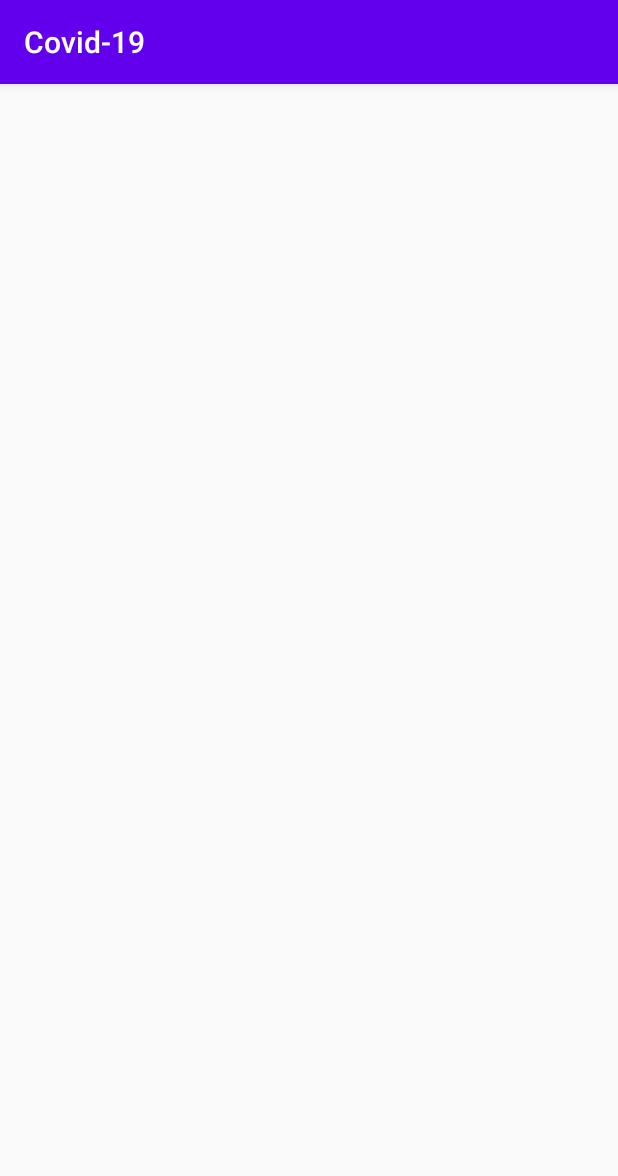
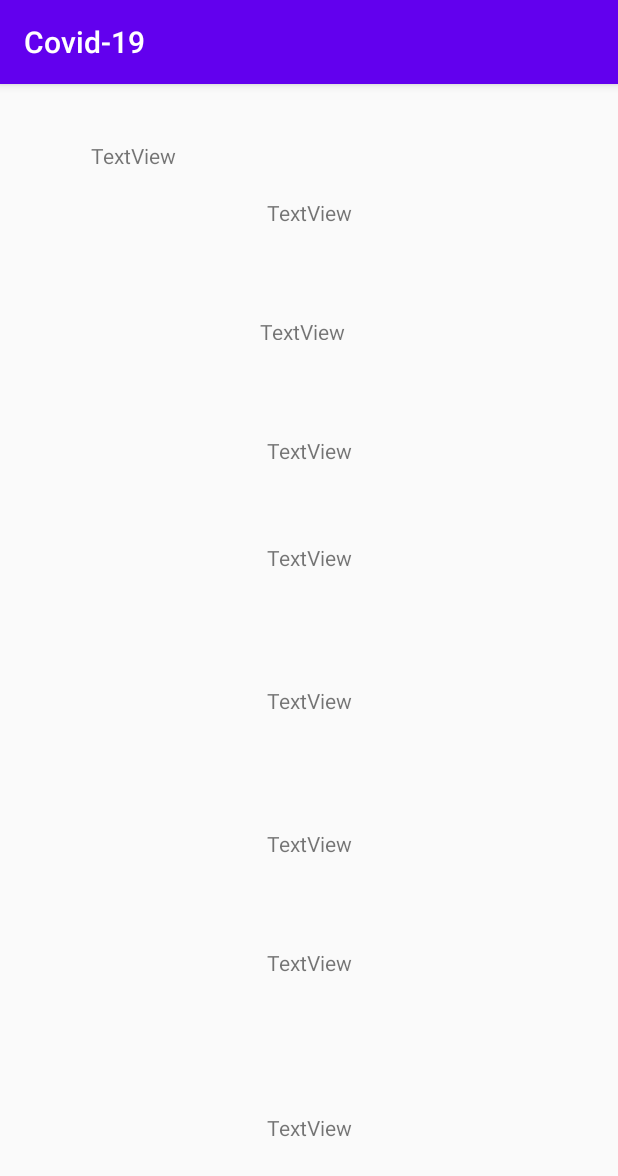
Before and after one commit to MarieDouguet/Android3A, an Android app: the DetailCountry_Activity screen opened directly, with no data from a screen before it, on a phone screen of 412 x 824 dp. Shown: the top 1176 px of the screen. Run offline under Robolectric (Android 15) with nearby library versions, the phone set to English and light mode, and no system bars.

Commit message:
text view détails liste

```diff
--- a/app/src/main/java/com/example/android3a/Global.java
+++ b/app/src/main/java/com/example/android3a/Global.java
@@ -1,4 +1,7 @@
 package com.example.android3a;
+
+import java.text.SimpleDateFormat;
+import java.util.Date;
 
 public class Global {
 
@@ -8,6 +11,7 @@ public class Global {
     private Integer TotalDeaths;
     private Integer NewRecovered;
     private Integer TotalRecovered;
+    Date date = new Date();
 
 
     public String getNewConfirmed() {
@@ -38,4 +42,12 @@ public class Global {
 
         return "Total recovered people : " + TotalRecovered + " people";
     }
+
+
+
+    public String getDate() {
+        SimpleDateFormat formatter = new SimpleDateFormat("yyyy-MM-dd hh:mm:ss");
+        String dtStr = formatter.format(date);
+        return "Updated at : " + dtStr;
+    }
 }
--- a/app/src/main/java/com/example/android3a/globalFigures.java
+++ b/app/src/main/java/com/example/android3a/globalFigures.java
@@ -21,6 +21,8 @@ import android.widget.Toast;
 import com.google.gson.Gson;
 import com.google.gson.GsonBuilder;
 import com.google.gson.reflect.TypeToken;
+
+import org.w3c.dom.Text;
 
 import java.lang.reflect.Type;
 import java.util.List;
@@ -46,6 +48,8 @@ public class globalFigures extends AppCompatActivity {
     private TextView Text5;
     private TextView Text6;
     private TextView Text7;
+    private TextView Text8;
+
     private AdapterView adapter;
 
 
@@ -96,6 +100,7 @@ public class globalFigures extends AppCompatActivity {
         Text5 = (TextView) findViewById(R.id.textView5);
         Text6 = (TextView) findViewById(R.id.textView6);
         Text7 = (TextView) findViewById(R.id.textView7);
+        Text8 = (TextView) findViewById(R.id.textView8);
 
         Text2.setText(global.getNewConfirmed()+"");
         Text3.setText(global.getNewDeaths()+"");
@@ -103,6 +108,7 @@ public class globalFigures extends AppCompatActivity {
         Text5.setText(global.getTotalConfirmed()+"");
         Text6.setText(global.getTotalDeaths()+"");
         Text7.setText(global.getTotalRecovered()+"");
+        Text8.setText(global.getDate()+"");
 
     }
 
--- a/app/src/main/res/layout/activity_detail_country_.xml
+++ b/app/src/main/res/layout/activity_detail_country_.xml
@@ -6,4 +6,94 @@
     android:layout_height="match_parent"
     tools:context=".DetailCountry_Activity">
 
+    <TextView
+        android:id="@+id/textView_Country"
+        android:layout_width="wrap_content"
+        android:layout_height="wrap_content"
+        android:text="TextView"
+        app:layout_constraintBottom_toBottomOf="@+id/textView_CountryCode"
+        app:layout_constraintEnd_toStartOf="@+id/textView_CountryCode"
+        app:layout_constraintStart_toStartOf="parent"
+        app:layout_constraintTop_toTopOf="parent" />
+
+    <TextView
+        android:id="@+id/textView_CountryCode"
+        android:layout_width="wrap_content"
+        android:layout_height="wrap_content"
+        android:layout_marginTop="76dp"
+        android:text="TextView"
+        app:layout_constraintEnd_toEndOf="parent"
+        app:layout_constraintStart_toStartOf="parent"
+        app:layout_constraintTop_toTopOf="parent" />
+
+    <TextView
+        android:id="@+id/textView_NC"
+        android:layout_width="65dp"
+        android:layout_height="15dp"
+        android:layout_marginTop="60dp"
+        android:text="TextView"
+        app:layout_constraintEnd_toEndOf="parent"
+        app:layout_constraintStart_toStartOf="parent"
+        app:layout_constraintTop_toBottomOf="@+id/textView_CountryCode" />
+
+    <TextView
+        android:id="@+id/textView_TC"
+        android:layout_width="wrap_content"
+        android:layout_height="wrap_content"
+        android:layout_marginTop="64dp"
+        android:text="TextView"
+        app:layout_constraintEnd_toEndOf="parent"
+        app:layout_constraintStart_toStartOf="parent"
+        app:layout_constraintTop_toBottomOf="@+id/textView_NC" />
+
+    <TextView
+        android:id="@+id/textView_ND"
+        android:layout_width="wrap_content"
+        android:layout_height="wrap_content"
+        android:layout_marginTop="52dp"
+        android:text="TextView"
+        app:layout_constraintEnd_toEndOf="parent"
+        app:layout_constraintStart_toStartOf="parent"
+        app:layout_constraintTop_toBottomOf="@+id/textView_TC" />
+
+    <TextView
+        android:id="@+id/textView_TD"
+        android:layout_width="wrap_content"
+        android:layout_height="wrap_content"
+        android:layout_marginTop="76dp"
+        android:text="TextView"
+        app:layout_constraintEnd_toEndOf="parent"
+        app:layout_constraintStart_toStartOf="parent"
+        app:layout_constraintTop_toBottomOf="@+id/textView_ND" />
+
+    <TextView
+        android:id="@+id/textView_NR"
+        android:layout_width="wrap_content"
+        android:layout_height="wrap_content"
+        android:layout_marginTop="76dp"
+        android:text="TextView"
+        app:layout_constraintEnd_toEndOf="parent"
+        app:layout_constraintStart_toStartOf="parent"
+        app:layout_constraintTop_toBottomOf="@+id/textView_TD" />
+
+    <TextView
+        android:id="@+id/textView_TR"
+        android:layout_width="wrap_content"
+        android:layout_height="wrap_content"
+        android:layout_marginTop="60dp"
+        android:text="TextView"
+        app:layout_constraintEnd_toEndOf="parent"
+        app:layout_constraintStart_toStartOf="parent"
+        app:layout_constraintTop_toBottomOf="@+id/textView_NR" />
+
+    <TextView
+        android:id="@+id/textView_Date"
+        android:layout_width="wrap_content"
+        android:layout_height="wrap_content"
+        android:layout_marginTop="28dp"
+        android:text="TextView"
+        app:layout_constraintBottom_toBottomOf="parent"
+        app:layout_constraintEnd_toEndOf="parent"
+        app:layout_constraintStart_toStartOf="parent"
+        app:layout_constraintTop_toBottomOf="@+id/textView_TR" />
 </androidx.constraintlayout.widget.ConstraintLayout>
--- a/app/src/main/res/layout/activity_global_figures.xml
+++ b/app/src/main/res/layout/activity_global_figures.xml
@@ -71,4 +71,15 @@
         app:layout_constraintStart_toStartOf="parent"
         app:layout_constraintTop_toBottomOf="@+id/textView6"
         app:layout_constraintVertical_bias="0.0" />
+
+    <TextView
+        android:id="@+id/textView8"
+        android:layout_width="wrap_content"
+        android:layout_height="wrap_content"
+        android:layout_marginStart="48dp"
+        android:text="TextView"
+        app:layout_constraintBottom_toTopOf="@+id/textView2"
+        app:layout_constraintStart_toStartOf="parent"
+        app:layout_constraintTop_toTopOf="parent"
+        app:layout_constraintVertical_bias="0.504" />
 </androidx.constraintlayout.widget.ConstraintLayout>
```
